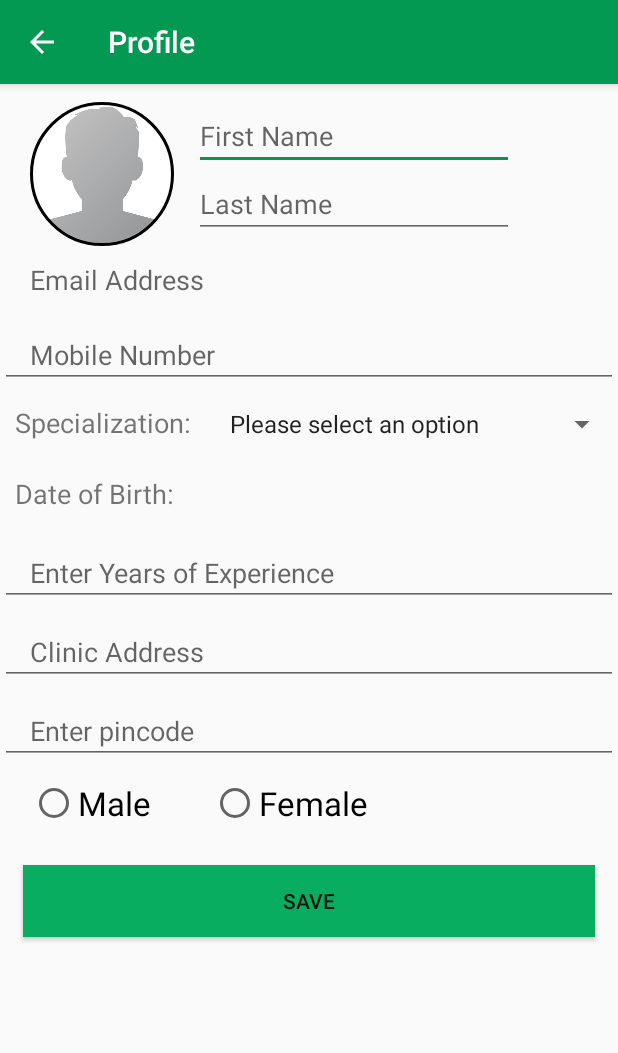
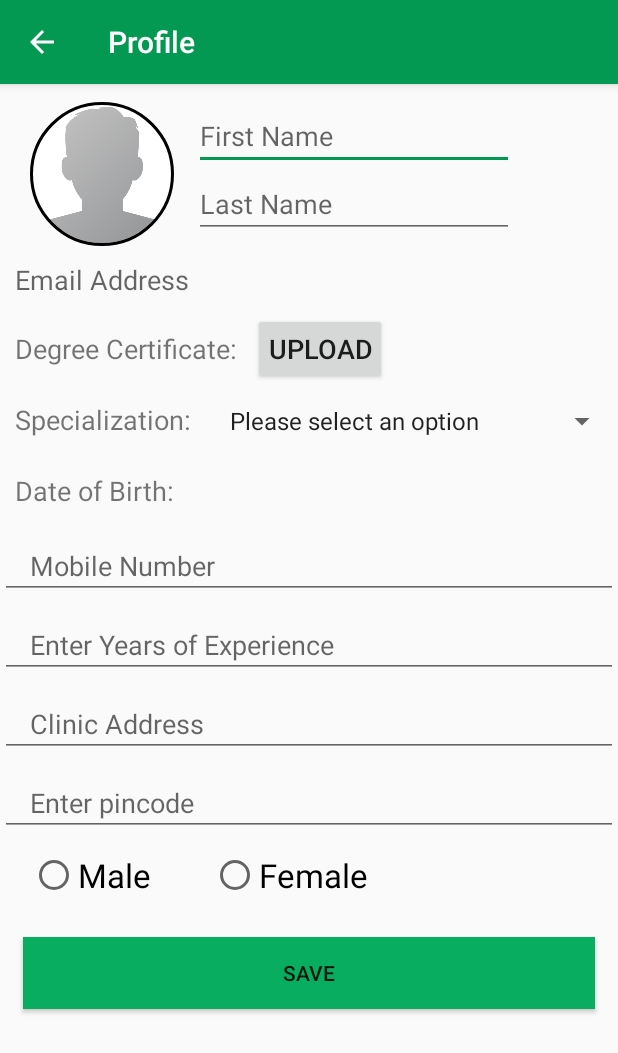
Before and after one commit to darshitpd/MediuDoc, an Android app: the Profile screen opened directly, with no data from a screen before it, on a phone screen of 412 x 824 dp. Shown: the top 1053 px of the screen. Run offline under Robolectric (Android 15) with nearby library versions, the phone set to English and light mode, and no system bars; our stand-ins replace CircleImageView, Firebase (no records; nobody signed in at launch, a user with empty details on screens opened directly), Picasso; libraries missing offline, so code that uses them is left out: com.theartofdev.edmodo, id.zelory.compressor; pictures from the network do not load; 17 statements that could not run were skipped.

Commit message:
Degree certificate upload

```diff
--- a/app/build.gradle
+++ b/app/build.gradle
@@ -62,4 +62,5 @@ dependencies {
 
 
 
+
 apply plugin: 'com.google.gms.google-services'
--- a/app/src/main/java/com/example/asus/mediudoc/DoctorRegister.java
+++ b/app/src/main/java/com/example/asus/mediudoc/DoctorRegister.java
@@ -103,6 +103,7 @@ public class DoctorRegister extends AppCompatActivity {
                             userMap.put("mobile", "");
                             userMap.put("email", email);
                             userMap.put("experience","");
+                            userMap.put("degree_certificate","");
 
                             mDatabase.setValue(userMap);
 
@@ -113,7 +114,7 @@ public class DoctorRegister extends AppCompatActivity {
                             Toast.makeText(DoctorRegister.this, "Registration Success. Please continue",
                                     Toast.LENGTH_SHORT).show();
                             userProfile();
-                            startActivity(new Intent(getApplicationContext(), Profile.class));
+                            startActivity(new Intent(getApplicationContext(), UploadDegreeCertificateActivity.class));
 
                         } else {
                             mProgressDialog.dismiss();
--- a/app/src/main/java/com/example/asus/mediudoc/Home.java
+++ b/app/src/main/java/com/example/asus/mediudoc/Home.java
@@ -93,6 +93,9 @@ public class Home extends AppCompatActivity {
         startActivity(intent);
 
     }
+    public void degree(View view) {
+        Intent intent = new Intent(this, UploadDegreeCertificateActivity.class);
+        startActivity(intent);    }
 
 //    public void myhealth(View view) {
 //        Intent intent = new Intent(this, MyHealth.class);
--- a/app/src/main/java/com/example/asus/mediudoc/Profile.java
+++ b/app/src/main/java/com/example/asus/mediudoc/Profile.java
@@ -256,7 +256,7 @@ public class Profile extends AppCompatActivity {
                         Toast.makeText(Profile.this, "Please enter valid Pincode", Toast.LENGTH_SHORT).show();
                     }
 
-
+                    startActivity(new Intent(getApplicationContext(), Home.class));
                 }
                 else {
                     mProgressDialog.dismiss();
--- a/app/src/main/res/layout/activity_profile.xml
+++ b/app/src/main/res/layout/activity_profile.xml
@@ -78,23 +78,34 @@
         android:hint="@string/email"
         android:inputType="textEmailAddress"
         android:paddingBottom="10dp"
-        android:paddingLeft="20dp"
+        android:paddingLeft="10dp"
         android:textAppearance="?android:attr/textAppearanceMedium" />
 
 
-    <EditText
+    <LinearLayout
+        android:layout_width="wrap_content"
+        android:layout_height="wrap_content"
+        android:orientation="horizontal">
 
-        android:id="@+id/etMobile"
-        android:layout_width="match_parent"
-        android:layout_height="wrap_content"
-        android:layout_below="@+id/edittext_email"
-        android:layout_centerHorizontal="true"
-        android:layout_marginTop="5dp"
-        android:hint="@string/phone"
-        android:inputType="phone"
-        android:paddingBottom="10dp"
-        android:paddingLeft="20dp"
-        android:textAppearance="?android:attr/textAppearanceMedium" />
+        <TextView
+            android:layout_width="wrap_content"
+            android:layout_height="wrap_content"
+            android:text="Degree Certificate:"
+            android:padding="10dp"
+            android:textSize="18dp"
+            />
+
+        <Button
+            android:id="@+id/etDegreeCertificate"
+            android:layout_width="match_parent"
+            android:layout_height="wrap_content"
+            android:padding="10dp"
+            android:text="Upload"
+            android:textSize="18dp" />
+
+    </LinearLayout>
+
+
 
     <!--<EditText-->
 
@@ -139,16 +150,30 @@
             android:padding="10dp"
             android:textSize="18dp"
             />
+
         <TextView
-            android:layout_width="match_parent"
+            android:id="@+id/etDob"
+            android:layout_width="288dp"
             android:layout_height="wrap_content"
-            android:id="@+id/etDob"
             android:padding="10dp"
-            android:textSize="18dp"
-            android:text="DOB"/>
+            android:text="DOB"
+            android:textSize="18dp" />
 
     </LinearLayout>
 
+    <EditText
+
+        android:id="@+id/etMobile"
+        android:layout_width="match_parent"
+        android:layout_height="wrap_content"
+        android:layout_below="@+id/edittext_email"
+        android:layout_centerHorizontal="true"
+        android:layout_marginTop="5dp"
+        android:hint="@string/phone"
+        android:inputType="phone"
+        android:paddingBottom="10dp"
+        android:paddingLeft="20dp"
+        android:textAppearance="?android:attr/textAppearanceMedium" />
 
     <EditText
 
```
Also changed, not shown: app/src/main/AndroidManifest.xml (+12 -21 lines), app/src/main/res/layout/activity_home.xml (+8 -1 lines).
